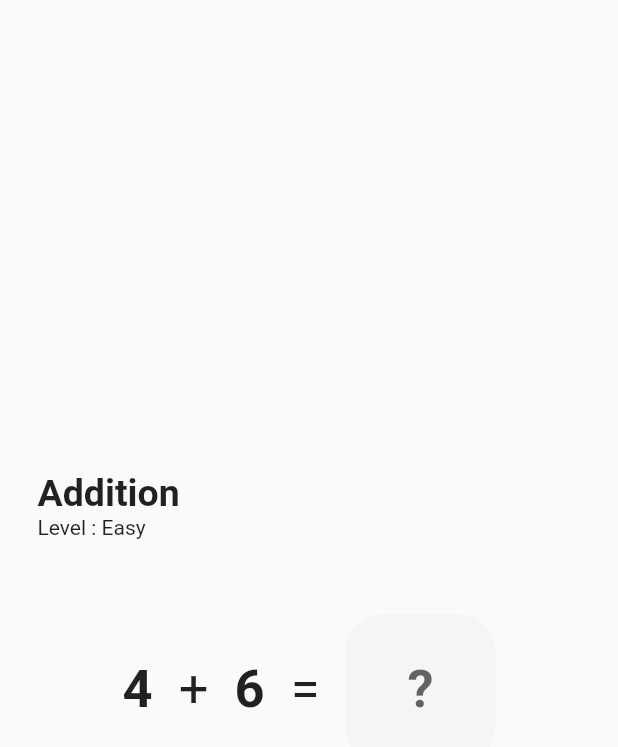
After one commit to Dewhs/CalculTrainer_Flutter, a Flutter app: the screen it shows after launch, after a tap on "Addition", on a phone screen of 412 x 824 dp. The commit adds this screen. Shown: the top 747 px of the screen. Run offline on Flutter 3.47's test engine with Material 2 defaults, Android fonts, the phone set to English and light mode, and no system bars.

Commit message:
alpha v0.2, Navigation et debut Calcul Page

```diff
--- a/calcul_trainer/lib/main.dart
+++ b/calcul_trainer/lib/main.dart
@@ -1,3 +1,4 @@
+import 'package:calcul_trainer/pages/CalculPage.dart';
 import 'package:flutter/material.dart';
 import 'pages/MainPage.dart';
 
@@ -13,7 +14,9 @@ class MyApp extends StatelessWidget {
       title: 'Calcul Trainer',
       theme: ThemeData.light(),
       //darkTheme: ThemeData.dark(),
-      home: const MyHomePage(title: 'Home'),
+      initialRoute: MyHomePage.pageRoute, routes: {
+        MyHomePage.pageRoute: (context) => const MyHomePage(title: "Home"),
+      },
     );
   }
 }
--- /dev/null
+++ b/calcul_trainer/lib/pages/CalculPage.dart
@@ -0,0 +1,92 @@
+import 'package:flutter/material.dart';
+import 'package:flutter/services.dart';
+
+class CalculPage extends StatefulWidget {
+  static const pageRoute = "/CalculPage";
+  const CalculPage(this.id, this.symbol);
+
+  final String id;
+  final String symbol;
+
+  @override
+  _CalculPageState createState() => _CalculPageState(this.id, this.symbol);
+}
+
+class _CalculPageState extends State<CalculPage> {
+  _CalculPageState(this.id, this.symbol);
+  final String id;
+  final String symbol;
+  final String Difficulty = "Easy";
+  @override
+  Widget build(BuildContext context) {
+    return Scaffold(
+      body: Column(
+        mainAxisAlignment: MainAxisAlignment.center,
+        crossAxisAlignment: CrossAxisAlignment.center,
+        children: <Widget>[
+          Row(
+            // Hello
+            children: [
+              Container(
+                margin: const EdgeInsets.only(left: 25.0, bottom: 50),
+                child: Column(
+                  crossAxisAlignment: CrossAxisAlignment.start,
+                  children: [
+                    Text(
+                      id,
+                      style: const TextStyle(
+                          fontSize: 25, fontWeight: FontWeight.bold),
+                    ),
+                    Text(
+                      'Level : ' + Difficulty,
+                    ),
+                  ],
+                ),
+              )
+            ],
+          ),
+          Row( //Faudra créer un widget adapter à chaque operation
+            mainAxisAlignment: MainAxisAlignment.center,
+            children: [
+              const Text(
+                "4 ",
+                style: TextStyle(fontSize: 35, fontWeight: FontWeight.bold),
+              ),
+              const Text(" + ", style: TextStyle(fontSize: 35)),
+              const Text(
+                " 6 ",
+                style: TextStyle(fontSize: 35, fontWeight: FontWeight.bold),
+              ),
+              const Text(
+                " =  ",
+                style: TextStyle(fontSize: 35),
+              ),
+              Container(
+                width: 100,
+                height: 100,
+                decoration: const BoxDecoration(
+                  color: Color(0xF5F5F5F5),
+                  borderRadius: BorderRadius.all(Radius.circular(25)),
+                ),
+                child: TextField(
+                  textAlign: TextAlign.center,
+                  style: const TextStyle(
+                      fontSize: 35, fontWeight: FontWeight.bold),
+                  decoration: const InputDecoration(
+                    border: InputBorder.none,
+                    contentPadding: const EdgeInsets.only(top: 30.0),
+                    hintText: '?',
+                  ),
+                  keyboardType: TextInputType.number,
+                  inputFormatters: <TextInputFormatter>[
+                    FilteringTextInputFormatter.digitsOnly
+                  ], // Only numbers can be entered
+                ),
+              )
+            ],
+          ),
+        ],
+      ),
+    );
+  }
+}
--- a/calcul_trainer/lib/pages/MainPage.dart
+++ b/calcul_trainer/lib/pages/MainPage.dart
@@ -1,33 +1,13 @@
+import 'package:calcul_trainer/pages/CalculPage.dart';
 import 'package:flutter/material.dart';
 //import icon
 
-class MyHomePage extends StatefulWidget {
+class MyHomePage extends StatelessWidget {
+  static const pageRoute = "/";
   const MyHomePage({super.key, required this.title});
-
-  // This widget is the home page of your application. It is stateful, meaning
-  // that it has a State object (defined below) that contains fields that affect
-  // how it looks.
-
-  // This class is the configuration for the state. It holds the values (in this
-  // case the title) provided by the parent (in this case the App widget) and
-  // used by the build method of the State. Fields in a Widget subclass are
-  // always marked "final".
-
   final String title;
-
-  @override
-  State<MyHomePage> createState() => _MyHomePageState();
-}
-
-class _MyHomePageState extends State<MyHomePage> {
   @override
   Widget build(BuildContext context) {
-    // This method is rerun every time setState is called, for instance as done
-    // by the _incrementCounter method above.
-    //
-    // The Flutter framework has been optimized to make rerunning build methods
-    // fast, so that you can just rebuild anything that needs updating rather
-    // than having to individually change instances of widgets.
     return Scaffold(
       body: Column(
         mainAxisAlignment: MainAxisAlignment.center,
@@ -113,7 +93,9 @@ class _Card_PagesState extends State<Card_Pages> {
       w = 320 + (MediaQuery.of(context).size.width - 320) / 3;
     }
 
-    return Card(
+    return GestureDetector(
+      onTap: () => Navigator.push(context, MaterialPageRoute(builder: (context) => CalculPage(id, symbol))),
+      child: Card(
         shape: RoundedRectangleBorder(borderRadius: BorderRadius.circular(25)),
         margin: const EdgeInsets.only(top: 25),
         color: const Color(0xF5F5F5F5),
@@ -135,6 +117,7 @@ class _Card_PagesState extends State<Card_Pages> {
             ),
           ]),
         ),
+      ),
     );
   }
 }
```
Lines whose indentation alone changed are shown as unchanged.
